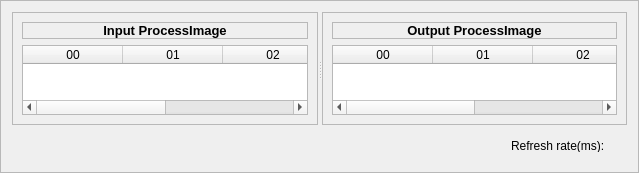
The window that apps/demo_qt_advanced/plk_qt_gui/ui/ProcessImageMemory.ui (OpenAutomationTechnologies/openPOWERLINK_Qt_App) describes before a commit, drawn with Qt 5.
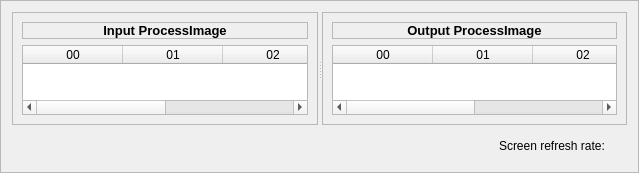
The same window after the commit.

Commit message: Update labels and tool tip information

Patch:
```diff
--- a/apps/demo_qt_advanced/plk_qt_gui/ui/ProcessImageMemory.ui
+++ b/apps/demo_qt_advanced/plk_qt_gui/ui/ProcessImageMemory.ui
@@ -198,7 +198,7 @@
       <item>
        <widget class="QLabel" name="label">
         <property name="text">
-         <string>Refresh rate(ms):</string>
+         <string>Screen refresh rate:</string>
         </property>
        </widget>
       </item>
```
Left out of the diff: 3 changed lines with no effect on the pictures. The commit also changes 1 other file.
